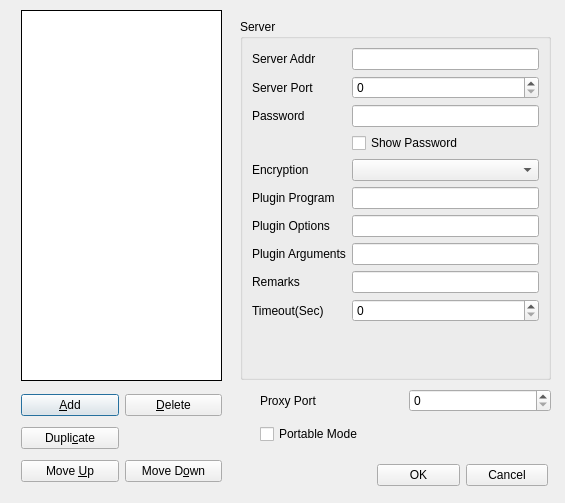
First picture: the form in src/ui/ConfigDialog.ui, repository joseph1002/shadowshuttle-deepin, before the edit.
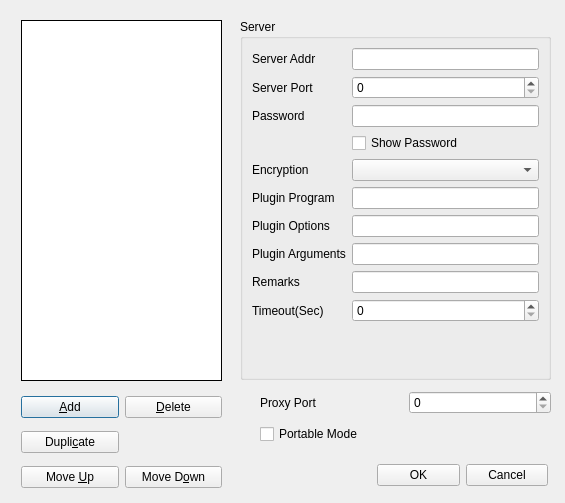
Second picture: the form after the edit.

Commit message: fix the issue that config dialog does not show server configs set pac menu visible

```diff
--- a/src/ui/ConfigDialog.ui
+++ b/src/ui/ConfigDialog.ui
@@ -17,9 +17,9 @@
    <property name="geometry">
     <rect>
      <x>21</x>
-     <y>10</y>
+     <y>20</y>
      <width>201</width>
-     <height>371</height>
+     <height>361</height>
     </rect>
    </property>
    <property name="frameShape">
@@ -38,7 +38,7 @@
      <x>21</x>
      <y>389</y>
      <width>201</width>
-     <height>101</height>
+     <height>109</height>
     </rect>
    </property>
    <layout class="QGridLayout" name="gridLayout">
@@ -85,7 +85,7 @@
      <x>377</x>
      <y>459</y>
      <width>171</width>
-     <height>32</height>
+     <height>33</height>
     </rect>
    </property>
    <layout class="QHBoxLayout" name="horizontalLayout">
@@ -111,7 +111,7 @@
      <x>260</x>
      <y>386</y>
      <width>291</width>
-     <height>30</height>
+     <height>33</height>
     </rect>
    </property>
    <layout class="QHBoxLayout" name="horizontalLayout_2">
```
The commit also changes 7 other files.
